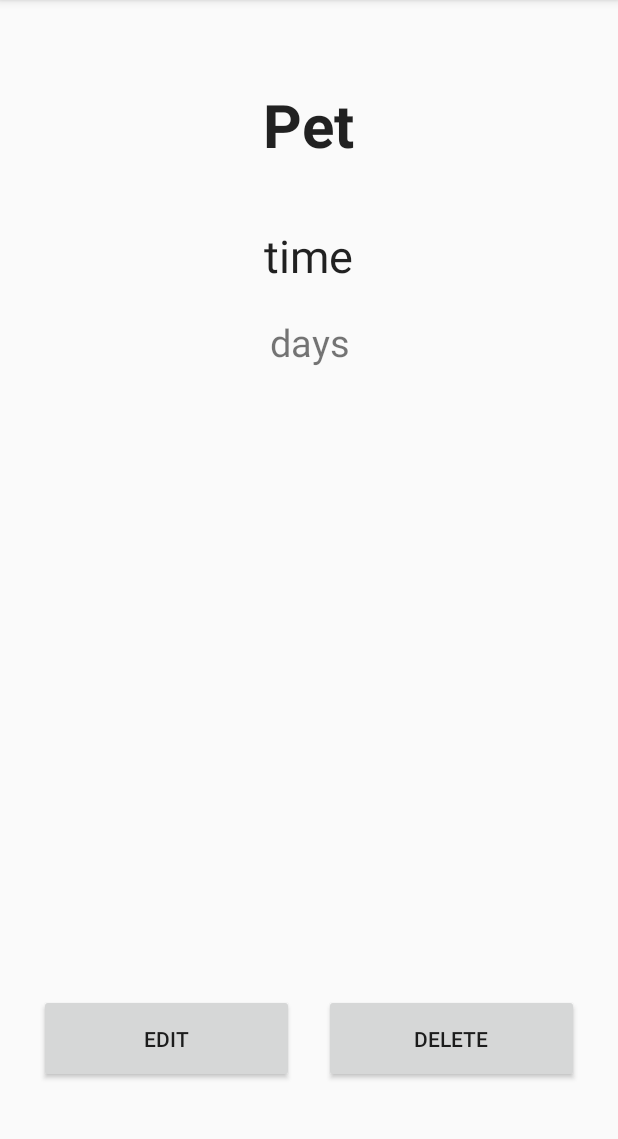
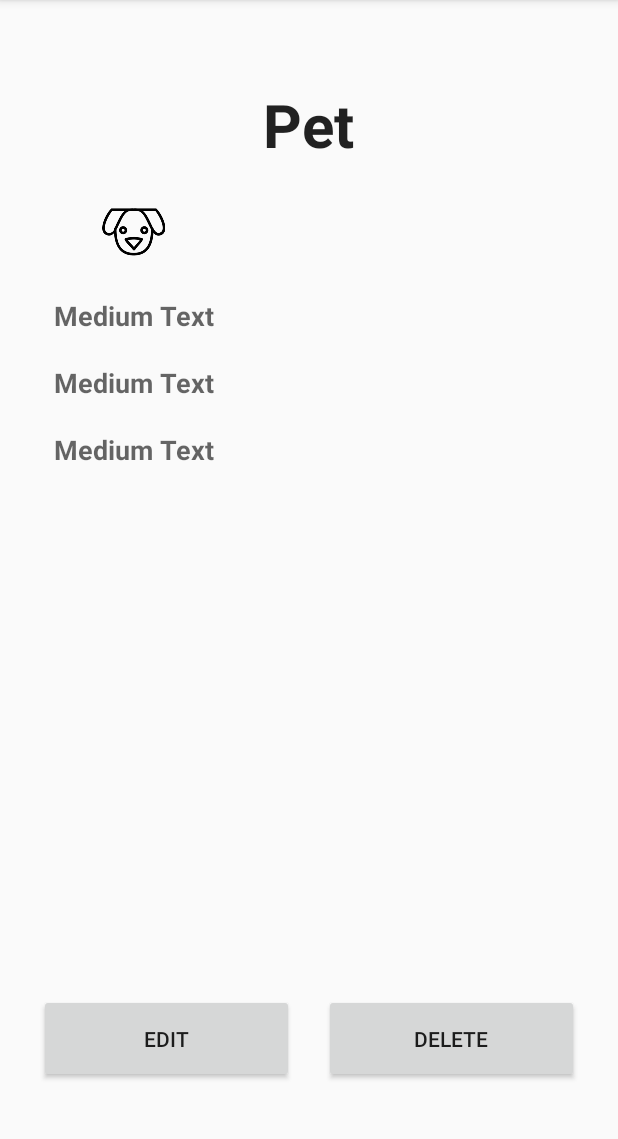
Before and after one commit to ksjung/Nibbles, an Android app: the fragment PetProfileFragment placed in its activity, on a phone screen of 412 x 824 dp, the part 84-1223 px from its top. Run offline under Robolectric (Android 15) with nearby library versions, the light colour scheme and no system bars; 2 statements that could not run were skipped.

Commit message:
front end changes

```diff
--- a/app/src/main/java/com/cmu/watchdog/nibbles/Fragments/PetProfileFragment.java
+++ b/app/src/main/java/com/cmu/watchdog/nibbles/Fragments/PetProfileFragment.java
@@ -27,6 +27,13 @@ public class PetProfileFragment extends Fragment {
     private Fragment frag;
     private FragmentTransaction fragTransaction;
 
+    private Button delButton;
+    private Button editButton;
+
+    private TextView pet_text;
+
+    private Pet pet;
+
     @Nullable
     @Override
     public View onCreateView(LayoutInflater inflater, ViewGroup container, Bundle savedInstanceState) {
@@ -34,56 +41,13 @@ public class PetProfileFragment extends Fragment {
 
         activity = (MainActivity) getActivity();
 
-//        int feed_time = command.getValue();
-//        int hour = feed_time / 60;
-//        int minute = feed_time % 60;
-//        String ampm = " A.M.";
-//        if (hour > 12) {
-//            hour -= 12;
-//            ampm = " P.M.";
-//        }
-//        String desc = command.getCommand_desc();
-//        desc = desc.substring(desc.length() - 7);
-//
-//
-//        Pet pet = command.getPet();
-//        String pn = pet.getName();
-//        if (pet == null) {
-//            System.out.println("============================= pet doesn't exist");
-//        } else {
-//             pn = pet.getName();
-//            System.out.println("============================= " + pn);
-//        }
-//
-//        TextView pet_name = (TextView) view.findViewById(R.id.pet);
-//        TextView time = (TextView) view.findViewById(R.id.time);
-//        TextView days = (TextView) view.findViewById(R.id.days);
-//
-//        pet_name.setText(pet.getName());
-//        time.setText(String.format("%d : %02d %s", hour, minute, ampm));
-//
-//
-//        String dayDesc = new String();
-//        for (int i = 0; i < desc.length(); i++) {
-//            if (desc.charAt(i) == '1') {
-//                if (i == 0) {
-//                    dayDesc += "Monday \n";
-//                } else if (i == 1) {
-//                    dayDesc += "Tuesday \n";
-//                } else if (i == 2) {
-//                    dayDesc += "Wednesday \n";
-//                } else if (i == 3) {
-//                    dayDesc += "Thursday \n";
-//                } else if (i == 4) {
-//                    dayDesc += "Friday \n";
-//                } else if (i == 5) {
-//                    dayDesc += "Saturday \n";
-//                } else if (i == 6) {
-//                    dayDesc += "Sunday \n";
-//                }
-//            }
-//        }
-//        days.setText(dayDesc);
+        delButton = (Button) view.findViewById(R.id.del_button);
+        pet_text = (TextView) view.findViewById(R.id.pet_name);
+        pet = activity.getSelectedPet();
+
+        pet_text.setText(pet.getName());
+        delButtonClicker();
+
 //
 //        Button delete_button = (Button) view.findViewById(R.id.delete_button);
 //        delete_button.setOnClickListener(new View.OnClickListener() {
@@ -104,4 +68,21 @@ public class PetProfileFragment extends Fragment {
         return view;
 
     }
+
+    private void delButtonClicker() {
+        delButton.setOnClickListener(new View.OnClickListener() {
+            @Override
+            public void onClick(View v) {
+//                try {
+//                    activity.removePet(pet);
+//                } catch (SQLException e) {
+//                    e.printStackTrace();
+//                }
+
+                frag = new PetManagementFragment();
+                fragTransaction = getFragmentManager().beginTransaction().replace(R.id.content_frame, frag);
+                fragTransaction.commit();
+            }
+        });
+    }
 }
--- a/app/src/main/java/com/cmu/watchdog/nibbles/Fragments/ScheduleFragment.java
+++ b/app/src/main/java/com/cmu/watchdog/nibbles/Fragments/ScheduleFragment.java
@@ -32,9 +32,12 @@ public class ScheduleFragment extends Fragment {
     public ScheduleFragment() {
         // Empty constructor required for fragment subclasses
     }
+
+
     public void onCreate() {
 
     }
+
     @Override
     public View onCreateView(LayoutInflater inflater, ViewGroup container,
                              Bundle savedInstanceState) {
--- a/app/src/main/res/layout/pet_profile.xml
+++ b/app/src/main/res/layout/pet_profile.xml
@@ -17,31 +17,73 @@
             android:layout_height="wrap_content"
             android:textAppearance="?android:attr/textAppearanceLarge"
             android:text="Pet"
-            android:id="@+id/pet"
+            android:id="@+id/pet_name"
             android:layout_gravity="center_horizontal"
             android:textSize="40dp"
             android:layout_margin="20dp"
             android:textStyle="bold" />
 
-        <TextView
-            android:layout_width="wrap_content"
-            android:layout_height="wrap_content"
-            android:textAppearance="?android:attr/textAppearanceLarge"
-            android:text="time"
-            android:id="@+id/time"
-            android:textAlignment="center"
-            android:layout_gravity="center_horizontal"
-            android:layout_margin="20dp"
-            android:textSize="30dp" />
+        <TableLayout
+            android:layout_width="match_parent"
+            android:layout_height="298dp">
 
-        <TextView
-            android:layout_width="wrap_content"
-            android:layout_height="wrap_content"
-            android:text="days"
-            android:id="@+id/days"
-            android:layout_gravity="center_horizontal"
-            android:textSize="25dp"
-            android:textAlignment="center" />
+            <TableRow
+                android:layout_width="match_parent"
+                android:layout_height="match_parent"
+                android:orientation="horizontal"
+                android:id="@+id/Type"
+                android:layout_marginBottom="20dp">
+
+                <ImageView
+                    android:layout_width="wrap_content"
+                    android:layout_height="wrap_content"
+                    android:id="@+id/imageView2"
+                    android:contentDescription="gender"
+                    android:src="@mipmap/dog_icon" />
+            </TableRow>
+
+            <TableRow
+                android:layout_width="match_parent"
+                android:layout_height="match_parent"
+                android:layout_marginBottom="20dp">
+
+                <TextView
+                    android:layout_width="wrap_content"
+                    android:layout_height="wrap_content"
+                    android:textAppearance="?android:attr/textAppearanceMedium"
+                    android:text="Medium Text"
+                    android:id="@+id/textView7"
+                    android:textStyle="bold" />
+            </TableRow>
+
+            <TableRow
+                android:layout_width="match_parent"
+                android:layout_height="match_parent"
+                android:layout_marginBottom="20dp">
+
+                <TextView
+                    android:layout_width="wrap_content"
+                    android:layout_height="wrap_content"
+                    android:textAppearance="?android:attr/textAppearanceMedium"
+                    android:text="Medium Text"
+                    android:id="@+id/textView8"
+                    android:textStyle="bold" />
+            </TableRow>
+
+            <TableRow
+                android:layout_width="match_parent"
+                android:layout_height="match_parent"
+                android:layout_marginBottom="20dp">
+
+                <TextView
+                    android:layout_width="wrap_content"
+                    android:layout_height="wrap_content"
+                    android:textAppearance="?android:attr/textAppearanceMedium"
+                    android:text="Medium Text"
+                    android:id="@+id/textView9"
+                    android:textStyle="bold" />
+            </TableRow>
+        </TableLayout>
 
     </LinearLayout>
 
@@ -56,7 +98,7 @@
             android:layout_width="170dp"
             android:layout_height="59dp"
             android:text="Edit"
-            android:id="@+id/delete_button"
+            android:id="@+id/edit_button"
             android:layout_gravity="center_horizontal|bottom"
             android:layout_margin="10dp" />
 
@@ -64,7 +106,7 @@
             android:layout_width="170dp"
             android:layout_height="59dp"
             android:text="Delete"
-            android:id="@+id/button"
+            android:id="@+id/del_button"
             android:layout_gravity="bottom"
             android:layout_margin="10dp"
             android:layout_weight="0.25" />
```
Also changed, not shown: app/src/main/java/com/cmu/watchdog/nibbles/Fragments/AddPetFragment.java (+7 -0 lines), app/src/main/res/layout/add_pet.xml (+7 -8 lines), app/src/main/res/layout/pet_data_display.xml (+23 -10 lines).
